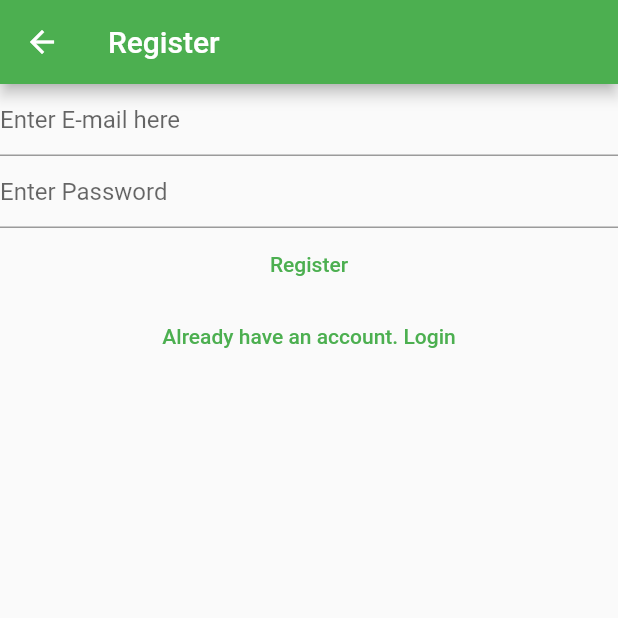
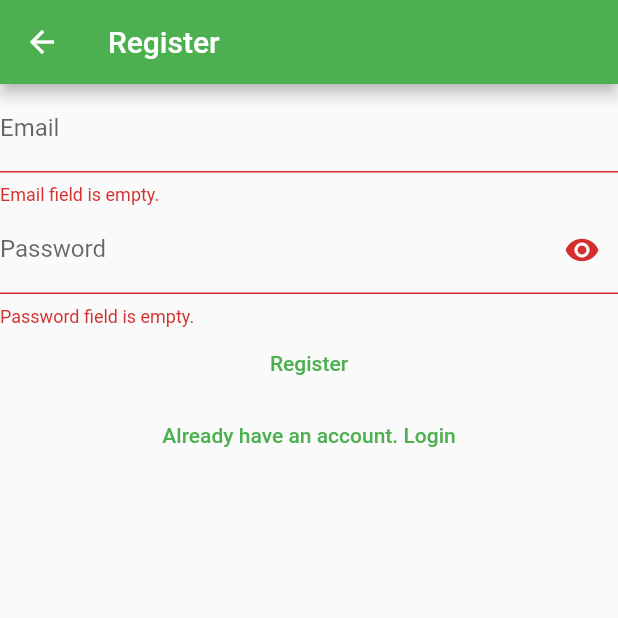
Before and after one commit to pixelbuildlab/my-note-app, a Flutter app: the RegisterView screen opened by its route, after a tap on "Register", on a phone screen of 412 x 824 dp, the top half of it. Run offline on Flutter 3.47's test engine with Material 2 defaults, Android fonts, the phone set to English and light mode, and no system bars; our stand-ins replace firebase_auth, firebase_core, fluttertoast; accounts and stored records are empty.

Commit message:
made few changes in login ui

```diff
--- a/lib/constants/routes.dart
+++ b/lib/constants/routes.dart
@@ -1,3 +1,6 @@
+import 'package:mynoteapp/views/verify_email_view.dart';
+
 const loginRoute = '/login/';
 const registerRoute = '/register/';
 const notesRoute = '/notes/';
+const verifyEmailView = '/verify-email/';
--- a/lib/main.dart
+++ b/lib/main.dart
@@ -21,7 +21,9 @@ void main() {
         loginRoute: (context) => const LoginView(),
         registerRoute: (context) => const RegisterView(),
         notesRoute: (context) => const NotesView(),
+        verifyEmailView: (context) => const VerifyEmailView(),
       },
+      debugShowCheckedModeBanner: false,
     ),
   );
 }
--- a/lib/utilities/show_toast.dart
+++ b/lib/utilities/show_toast.dart
@@ -4,7 +4,7 @@ import 'package:fluttertoast/fluttertoast.dart';
 void showToast(String string) {
   Fluttertoast.showToast(
     msg: string,
-    backgroundColor: Colors.red,
+    backgroundColor: Colors.green,
     toastLength: Toast.LENGTH_SHORT,
     gravity: ToastGravity.BOTTOM,
   );
--- a/lib/views/login_view.dart
+++ b/lib/views/login_view.dart
@@ -13,6 +13,9 @@ class LoginView extends StatefulWidget {
 class _LoginViewState extends State<LoginView> {
   late final TextEditingController _email;
   late final TextEditingController _password;
+  bool _validateEmail = false;
+  bool _validatePass = false;
+  bool _isObsecure = true;
   @override
   void initState() {
     _email = TextEditingController();
@@ -40,19 +43,40 @@ class _LoginViewState extends State<LoginView> {
             autocorrect: false,
             controller: _email,
             keyboardType: TextInputType.emailAddress,
-            decoration: const InputDecoration(hintText: 'Enter E-mail here'),
+            decoration: InputDecoration(
+              hintText: 'Enter E-mail here',
+              labelText: 'Email',
+              errorText: _validateEmail ? 'Email field is empty.' : null,
+            ),
           ),
           TextField(
             controller: _password,
-            obscureText: true,
+            obscureText: _isObsecure,
             autocorrect: false,
             enableSuggestions: false,
-            decoration: const InputDecoration(hintText: 'Enter Password'),
+            decoration: InputDecoration(
+              labelText: 'Password',
+              hintText: 'Enter Password',
+              errorText: _validatePass ? 'Password field is empty.' : null,
+              suffixIcon: IconButton(
+                  onPressed: (() {
+                    setState(() {
+                      _isObsecure = !_isObsecure;
+                    });
+                  }),
+                  icon: Icon(
+                      _isObsecure ? Icons.visibility : Icons.visibility_off)),
+            ),
           ),
           TextButton(
             onPressed: () async {
               final email = _email.text;
               final password = _password.text;
+              setState(() {
+                email.isEmpty ? _validateEmail = true : _validateEmail = false;
+                password.isEmpty ? _validatePass = true : _validatePass = false;
+              });
+              if (!_validateEmail && !_validatePass) {
                 try {
                   await FirebaseAuth.instance.signInWithEmailAndPassword(
                     email: email,
@@ -68,7 +92,7 @@ class _LoginViewState extends State<LoginView> {
                     case 'user-not-found':
                       await showErrorDialog(
                         context,
-                      'No registered user fount.\nEmail is not registered',
+                        'No registered user found.\nEmail is not registered',
                       );
                       break;
                     case 'wrong-password':
@@ -87,8 +111,9 @@ class _LoginViewState extends State<LoginView> {
                 } catch (e) {
                   await showErrorDialog(
                     context,
-                  e.toString(),
+                    'no details',
                   );
+                }
               }
             },
             child: const Text('Login'),
--- a/lib/views/register_view.dart
+++ b/lib/views/register_view.dart
@@ -1,8 +1,8 @@
 import 'package:firebase_auth/firebase_auth.dart';
 import 'package:flutter/material.dart';
+import 'package:mynoteapp/utilities/show_error_dialog.dart';
 
 import '../constants/routes.dart';
-import '../utilities/show_toast.dart';
 
 class RegisterView extends StatefulWidget {
   const RegisterView({Key? key}) : super(key: key);
@@ -14,11 +14,12 @@ class RegisterView extends StatefulWidget {
 class _RegisterViewState extends State<RegisterView> {
   late final TextEditingController _email;
   late final TextEditingController _password;
-
+  bool _validateEmail = false;
+  bool _validatePass = false;
+  bool _isObsecure = true;
   @override
   void initState() {
     _email = TextEditingController();
-
     _password = TextEditingController();
     super.initState();
   }
@@ -40,34 +41,82 @@ class _RegisterViewState extends State<RegisterView> {
             autocorrect: false,
             controller: _email,
             keyboardType: TextInputType.emailAddress,
-            decoration: const InputDecoration(hintText: 'Enter E-mail here'),
+            decoration: InputDecoration(
+              labelText: 'Email',
+              hintText: 'Enter your email',
+              errorText: _validateEmail ? 'Email field is empty.' : null,
+            ),
           ),
           TextField(
             controller: _password,
-            obscureText: true,
+            obscureText: _isObsecure,
             autocorrect: false,
             enableSuggestions: false,
-            decoration: const InputDecoration(hintText: 'Enter Password'),
+            decoration: InputDecoration(
+              labelText: 'Password',
+              hintText: 'Enter Password',
+              errorText: _validatePass ? 'Password field is empty.' : null,
+              suffixIcon: IconButton(
+                  onPressed: (() {
+                    setState(() {
+                      _isObsecure = !_isObsecure;
+                    });
+                  }),
+                  icon: Icon(
+                      _isObsecure ? Icons.visibility : Icons.visibility_off)),
+            ),
           ),
           TextButton(
             onPressed: () async {
               final email = _email.text;
               final password = _password.text;
+              setState(() {
+                email.isEmpty ? _validateEmail = true : _validateEmail = false;
+                password.isEmpty ? _validatePass = true : _validatePass = false;
+              });
+              if (!_validateEmail && !_validatePass) {
                 try {
                   await FirebaseAuth.instance.createUserWithEmailAndPassword(
                     email: email,
                     password: password,
                   );
+                  final user = FirebaseAuth.instance.currentUser;
+                  await user?.sendEmailVerification();
+                  // ignore: use_build_context_synchronously
+                  Navigator.of(context).pushNamed(
+                    verifyEmailView,
+                  );
                 } on FirebaseAuthException catch (e) {
                   switch (e.code) {
                     case 'weak-password':
-                    showToast(
-                        'The Password is to weak. \nProvide atleast six characters.');
+                      await showErrorDialog(
+                        context,
+                        'The Password is to weak. \nProvide atleast six characters.',
+                      );
                       break;
                     case 'email-already-in-use':
-                    showToast('Email is already Registered');
+                      await showErrorDialog(
+                        context,
+                        'Email is already Registered',
+                      );
+                      break;
+                    case 'invalid-email':
+                      await showErrorDialog(
+                        context,
+                        'This is an invalid Email address.',
+                      );
                       break;
                     default:
+                      await showErrorDialog(
+                        context,
+                        'Error: ${e.code}',
+                      );
+                  }
+                } catch (e) {
+                  await showErrorDialog(
+                    context,
+                    e.toString(),
+                  );
                 }
               }
             },
```
Also changed, not shown: lib/views/verify_email_view.dart (+24 -6 lines). Lines whose indentation alone changed are shown as unchanged.
